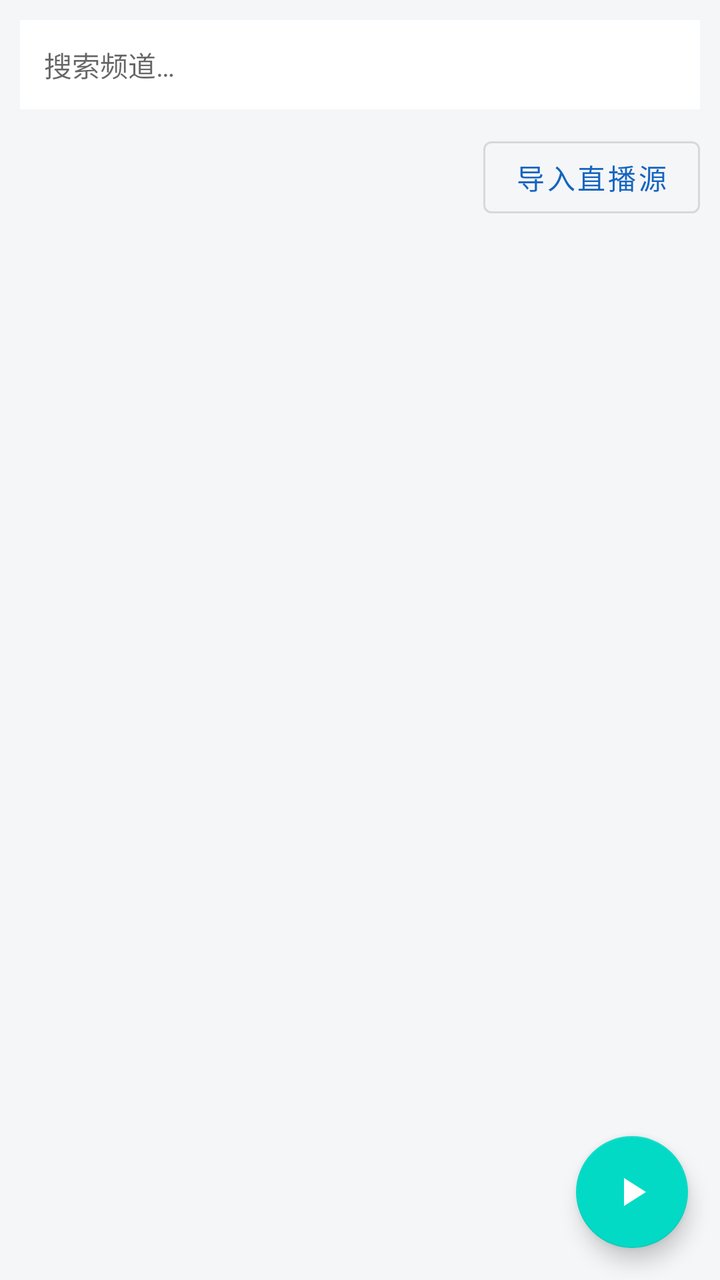
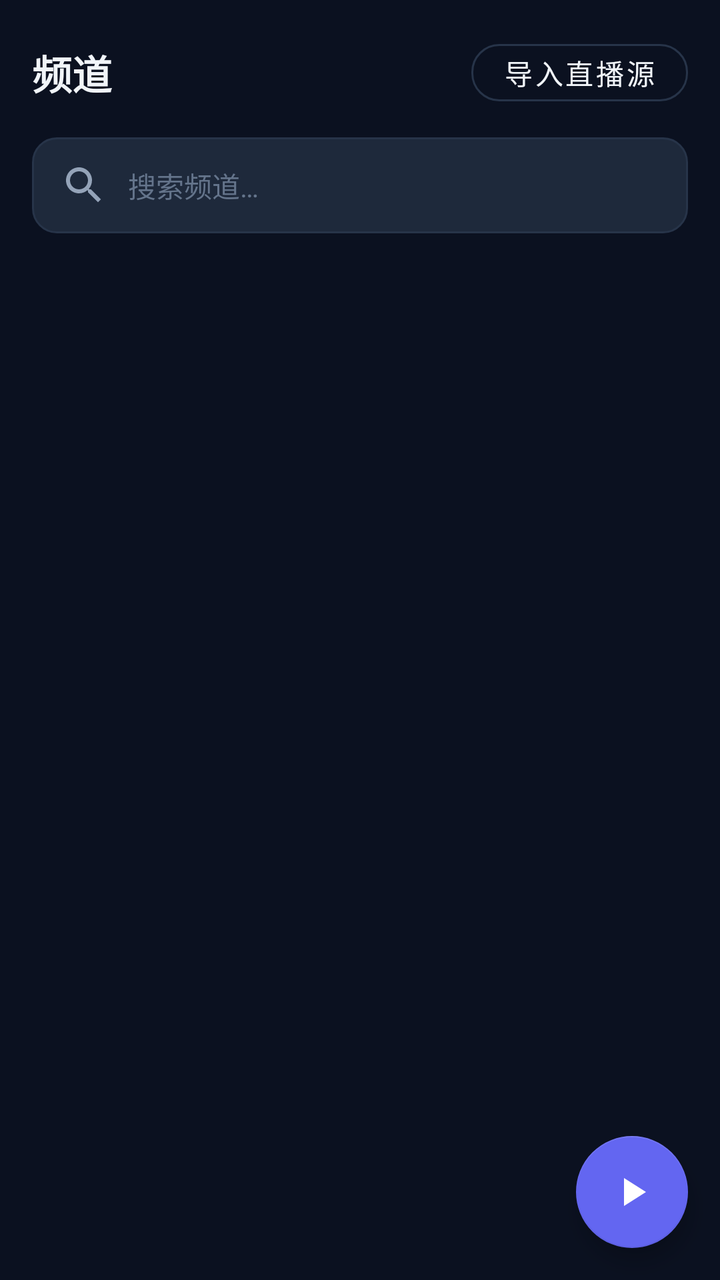

The first picture is an Android layout as it rendered before a commit; the second is the same layout after the commit. The layout source and the unified diff follow.
<!-- AndroidManifest.xml: application theme Theme.IPTV -->
<!-- res/layout/fragment_library.xml -->
<?xml version="1.0" encoding="utf-8"?>
<androidx.coordinatorlayout.widget.CoordinatorLayout
    xmlns:android="http://schemas.android.com/apk/res/android"
    xmlns:app="http://schemas.android.com/apk/res-auto"
    android:layout_width="match_parent"
    android:layout_height="match_parent">

    <LinearLayout
        android:layout_width="match_parent"
        android:layout_height="match_parent"
        android:orientation="vertical">

        <EditText
            android:id="@+id/etSearch"
            android:layout_width="match_parent"
            android:layout_height="wrap_content"
            android:layout_margin="10dp"
            android:background="@color/surface"
            android:hint="@string/search_hint"
            android:padding="12dp"
            android:singleLine="true"
            android:textSize="14sp" />

        <LinearLayout
            android:layout_width="match_parent"
            android:layout_height="wrap_content"
            android:orientation="horizontal"
            android:paddingStart="10dp"
            android:paddingEnd="10dp"
            android:paddingBottom="6dp">

            <com.google.android.material.chip.ChipGroup
                android:id="@+id/chipGroups"
                android:layout_width="0dp"
                android:layout_height="wrap_content"
                android:layout_weight="1"
                app:singleLine="true" />

            <com.google.android.material.button.MaterialButton
                android:id="@+id/btnImport"
                style="@style/Widget.MaterialComponents.Button.OutlinedButton"
                android:layout_width="wrap_content"
                android:layout_height="wrap_content"
                android:text="@string/import_source" />
        </LinearLayout>

        <androidx.recyclerview.widget.RecyclerView
            android:id="@+id/recyclerChannels"
            android:layout_width="match_parent"
            android:layout_height="0dp"
            android:layout_weight="1"
            android:clipToPadding="false"
            android:paddingBottom="80dp" />
    </LinearLayout>

    <com.google.android.material.floatingactionbutton.FloatingActionButton
        android:id="@+id/fabPlayAll"
        android:layout_width="wrap_content"
        android:layout_height="wrap_content"
        android:layout_gravity="bottom|end"
        android:layout_margin="16dp"
        android:src="@drawable/ic_play"
        app:tint="#FFFFFF" />
</androidx.coordinatorlayout.widget.CoordinatorLayout>
<!-- resources referenced by this layout -->
<resources>
  <color name="surface">#FFFFFFFF</color>
  <!-- drawable ic_play (drawable) -->
  <?xml version="1.0" encoding="utf-8"?>
  <vector xmlns:android="http://schemas.android.com/apk/res/android"
      android:width="24dp"
      android:height="24dp"
      android:viewportWidth="24"
      android:viewportHeight="24">
      <path android:fillColor="#FFFFFF" android:pathData="M8 5v14l11-7z" />
  </vector>
  <string name="import_source">导入直播源</string>
  <string name="search_hint">搜索频道…</string>
  <style name="Theme.IPTV" parent="Theme.MaterialComponents.DayNight.NoActionBar">
          <item name="colorPrimary">@color/primary</item>
          <item name="colorPrimaryDark">@color/primary_dark</item>
          <item name="colorAccent">@color/accent</item>
          <item name="android:windowBackground">@color/background</item>
          <item name="android:textColorPrimary">@color/text_primary</item>
      </style>
  <color name="primary">#1565C0</color>
  <color name="primary_dark">#0D47A1</color>
  <color name="accent">#FF5722</color>
  <color name="background">#FFF5F6F8</color>
  <color name="text_primary">#FF212121</color>
</resources>

<!-- the commit's change to res/layout/fragment_library.xml (unified diff, before → after) -->
@@ -10,47 +10,102 @@
         android:layout_height="match_parent"
         android:orientation="vertical">
 
-        <EditText
-            android:id="@+id/etSearch"
-            android:layout_width="match_parent"
-            android:layout_height="wrap_content"
-            android:layout_margin="10dp"
-            android:background="@color/surface"
-            android:hint="@string/search_hint"
-            android:padding="12dp"
-            android:singleLine="true"
-            android:textSize="14sp" />
-
+        
         <LinearLayout
             android:layout_width="match_parent"
             android:layout_height="wrap_content"
-            android:orientation="horizontal"
-            android:paddingStart="10dp"
-            android:paddingEnd="10dp"
-            android:paddingBottom="6dp">
+            android:orientation="vertical"
+            android:paddingStart="16dp"
+            android:paddingEnd="16dp"
+            android:paddingTop="16dp"
+            android:paddingBottom="10dp">
 
-            <com.google.android.material.chip.ChipGroup
-                android:id="@+id/chipGroups"
-                android:layout_width="0dp"
+            <LinearLayout
+                android:layout_width="match_parent"
                 android:layout_height="wrap_content"
-                android:layout_weight="1"
-                app:singleLine="true" />
+                android:gravity="center_vertical"
+                android:orientation="horizontal">
+                <TextView style="@style/TextSection"
+                    android:layout_width="0dp" android:layout_height="wrap_content" android:layout_weight="1"
+                    android:text="@string/tab_library" android:textSize="20sp" />
+                <com.google.android.material.button.MaterialButton
+                    android:id="@+id/btnImport"
+                    style="@style/BtnOutline"
+                    android:layout_width="wrap_content" android:layout_height="wrap_content"
+                    android:minHeight="40dp" android:text="@string/import_source" />
+            </LinearLayout>
 
-            <com.google.android.material.button.MaterialButton
-                android:id="@+id/btnImport"
-                style="@style/Widget.MaterialComponents.Button.OutlinedButton"
+            <EditText
+                android:id="@+id/etSearch"
+                android:layout_width="match_parent"
+                android:layout_height="48dp"
+                android:layout_marginTop="12dp"
+                android:background="@drawable/bg_edittext"
+                android:drawableStart="@drawable/ic_search"
+                android:drawablePadding="10dp"
+                android:hint="@string/search_hint"
+                android:paddingStart="14dp"
+                android:paddingEnd="14dp"
+                android:singleLine="true"
+                android:textColor="@color/text_primary"
+                android:textColorHint="@color/text_hint"
+                android:textSize="14sp" />
+
+            <HorizontalScrollView
+                android:layout_width="match_parent"
+                android:layout_height="wrap_content"
+                android:layout_marginTop="10dp"
+                android:scrollbars="none">
+                <com.google.android.material.chip.ChipGroup
+                    android:id="@+id/chipGroups"
+                    android:layout_width="wrap_content"
+                    android:layout_height="wrap_content"
+                    app:singleLine="true" />
+            </HorizontalScrollView>
+        </LinearLayout>
+
+        <FrameLayout
+            android:layout_width="match_parent"
+            android:layout_height="0dp"
+            android:layout_weight="1">
+
+            <androidx.recyclerview.widget.RecyclerView
+                android:id="@+id/recyclerChannels"
+                android:layout_width="match_parent"
+                android:layout_height="match_parent"
+                android:clipToPadding="false"
+                android:paddingBottom="90dp" />
+
+            
+            <LinearLayout
+                android:id="@+id/emptyState"
                 android:layout_width="wrap_content"
                 android:layout_height="wrap_content"
-                android:text="@string/import_source" />
-        </LinearLayout>
+                android:layout_gravity="center"
+                android:gravity="center"
+                android:orientation="vertical"
+                android:visibility="gone">
 
-        <androidx.recyclerview.widget.RecyclerView
-            android:id="@+id/recyclerChannels"
-            android:layout_width="match_parent"
-            android:layout_height="0dp"
-            android:layout_weight="1"
-            android:clipToPadding="false"
-            android:paddingBottom="80dp" />
+                <FrameLayout
+                    android:layout_width="88dp"
+                    android:layout_height="88dp"
+                    android:background="@drawable/grad_brand">
+                    <ImageView
+                        android:layout_width="44dp"
+                        android:layout_height="44dp"
+                        android:layout_gravity="center"
+                        android:src="@drawable/ic_play"
+                        app:tint="#FFFFFF" />
+                </FrameLayout>
+                <TextView
+                    android:layout_width="wrap_content"
+                    android:layout_height="wrap_content"
+                    android:layout_marginTop="16dp"
+                    android:text="@string/empty_state_hint"
+                    android:textColor="@color/text_secondary"
+                    android:textSize="14sp" />
+            </LinearLayout>
+        </FrameLayout>
     </LinearLayout>
 
     <com.google.android.material.floatingactionbutton.FloatingActionButton
@@ -60,5 +115,6 @@
         android:layout_gravity="bottom|end"
         android:layout_margin="16dp"
         android:src="@drawable/ic_play"
+        app:backgroundTint="@color/brand"
         app:tint="#FFFFFF" />
 </androidx.coordinatorlayout.widget.CoordinatorLayout>
<!-- resource entries referenced after the edit -->
@@ -1,6 +1,7 @@
 <!-- resources referenced by this layout -->
 <resources>
-  <color name="surface">#FFFFFFFF</color>
+  <color name="brand">#FF6366F1</color>
+  <color name="text_hint">#FF64748B</color>
   <!-- drawable ic_play (drawable) -->
   <?xml version="1.0" encoding="utf-8"?>
   <vector xmlns:android="http://schemas.android.com/apk/res/android"
@@ -10,19 +11,60 @@
       android:viewportHeight="24">
       <path android:fillColor="#FFFFFF" android:pathData="M8 5v14l11-7z" />
   </vector>
+  <!-- drawable ic_search (drawable) -->
+  <?xml version="1.0" encoding="utf-8"?>
+  <vector xmlns:android="http://schemas.android.com/apk/res/android"
+      android:width="24dp" android:height="24dp"
+      android:viewportWidth="24" android:viewportHeight="24">
+      <path android:fillColor="#FF94A3B8"
+          android:pathData="M15.5 14h-.79l-.28-.27C15.41 12.59 16 11.11 16 9.5 16 5.91 13.09 3 9.5 3S3 5.91 3 9.5 5.91 16 9.5 16c1.61 0 3.09-.59 4.23-1.57l.27.28v.79l5 4.99L20.49 19l-4.99-5zm-6 0C7.01 14 5 11.99 5 9.5S7.01 5 9.5 5 14 7.01 14 9.5 11.99 14 9.5 14z" />
+  </vector>
+  <string name="empty_state_hint">还没有频道，开始采集或导入吧</string>
   <string name="import_source">导入直播源</string>
   <string name="search_hint">搜索频道…</string>
-  <style name="Theme.IPTV" parent="Theme.MaterialComponents.DayNight.NoActionBar">
-          <item name="colorPrimary">@color/primary</item>
-          <item name="colorPrimaryDark">@color/primary_dark</item>
+  <string name="tab_library">频道</string>
+  <style name="BtnOutline" parent="Widget.MaterialComponents.Button.OutlinedButton">
+          <item name="strokeColor">@color/surface_3</item>
+          <item name="android:textColor">@color/text_primary</item>
+          <item name="cornerRadius">14dp</item>
+          <item name="android:textSize">14sp</item>
+          <item name="android:minHeight">48dp</item>
+      </style>
+  <style name="TextSection">
+          <item name="android:textColor">@color/text_primary</item>
+          <item name="android:textSize">16sp</item>
+          <item name="android:textStyle">bold</item>
+      </style>
+  <style name="Theme.IPTV" parent="Theme.MaterialComponents.NoActionBar">
+          <item name="colorPrimary">@color/brand</item>
+          <item name="colorPrimaryDark">@color/background</item>
           <item name="colorAccent">@color/accent</item>
           <item name="android:windowBackground">@color/background</item>
           <item name="android:textColorPrimary">@color/text_primary</item>
+          <item name="android:textColorSecondary">@color/text_secondary</item>
+          <item name="android:statusBarColor">@color/background</item>
+          <item name="android:navigationBarColor">@color/background</item>
+          <item name="android:windowLightStatusBar">false</item>
+          <item name="fontFamily">sans</item>
       </style>
-  <color name="primary">#1565C0</color>
-  <color name="primary_dark">#0D47A1</color>
-  <color name="accent">#FF5722</color>
-  <color name="background">#FFF5F6F8</color>
-  <color name="text_primary">#FF212121</color>
+  <color name="surface_2">#FF1E293B</color>
+  <color name="surface_3">#FF273449</color>
+  <color name="accent">#FF22D3EE</color>
+  <color name="background">#FF0B1120</color>
+  <color name="text_primary">#FFF1F5F9</color>
+  <color name="text_secondary">#FF94A3B8</color>
+  <!-- drawable bg_edittext (drawable) -->
+  <?xml version="1.0" encoding="utf-8"?>
+  <shape xmlns:android="http://schemas.android.com/apk/res/android" android:shape="rectangle">
+      <solid android:color="@color/surface_2" />
+      <stroke android:width="1dp" android:color="@color/surface_3" />
+      <corners android:radius="12dp" />
+  </shape>
+  <!-- drawable grad_brand (drawable) -->
+  <?xml version="1.0" encoding="utf-8"?>
+  <shape xmlns:android="http://schemas.android.com/apk/res/android" android:shape="rectangle">
+      <gradient android:startColor="#FF4F46E5" android:endColor="#FF06B6D4" android:angle="315" />
+      <corners android:radius="18dp" />
+  </shape>
 </resources>
 
